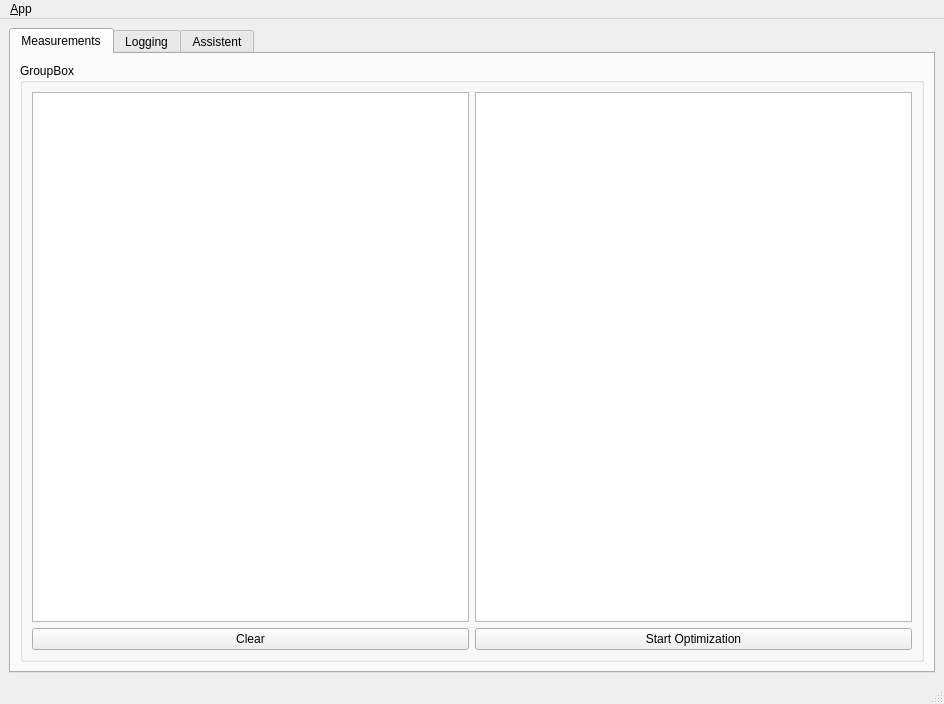
Stefan210/kinematic_calibration, file src/kinematic_calibration_gui/ui/main_window.ui: the form before one commit.
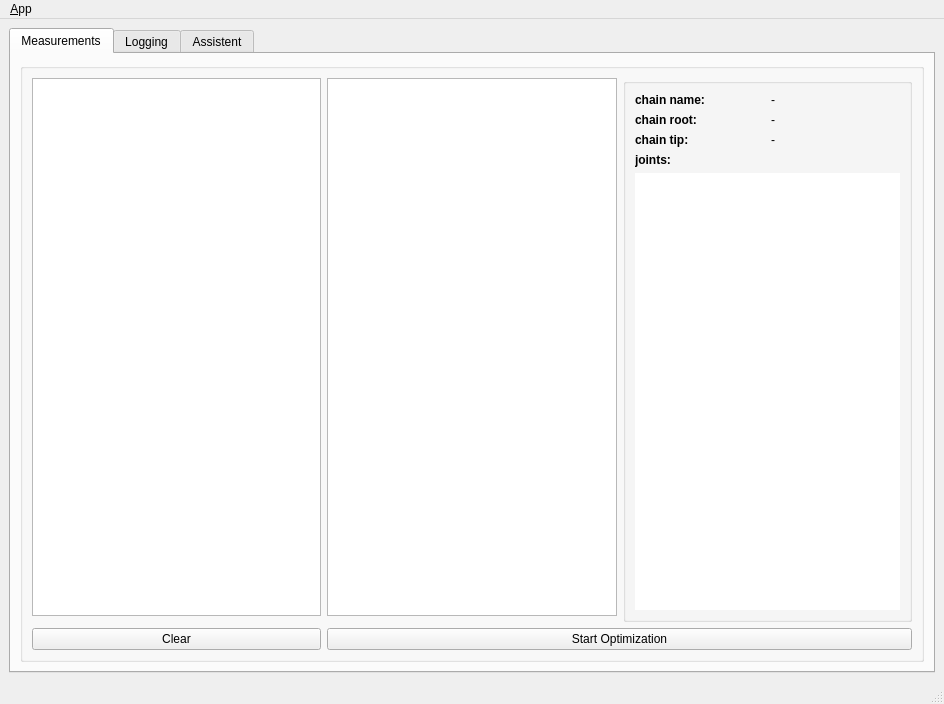
The form after the commit. Icons and pictures are not drawn.

Commit message: Add some features (display further measurement informations) to the GUI.

```diff
--- a/src/kinematic_calibration_gui/ui/main_window.ui
+++ b/src/kinematic_calibration_gui/ui/main_window.ui
@@ -68,7 +68,7 @@
            </size>
           </property>
           <property name="title">
-           <string>GroupBox</string>
+           <string/>
           </property>
           <property name="flat">
            <bool>false</bool>
@@ -77,6 +77,13 @@
            <bool>false</bool>
           </property>
           <layout class="QGridLayout" name="gridLayout_4">
+           <item row="4" column="2" colspan="2">
+            <widget class="QPushButton" name="pushButton_startOptimization">
+             <property name="text">
+              <string>Start Optimization</string>
+             </property>
+            </widget>
+           </item>
            <item row="0" column="1">
             <widget class="QListView" name="listView_measurements">
              <property name="contextMenuPolicy">
@@ -89,25 +96,143 @@
            </item>
            <item row="0" column="2">
             <widget class="QGraphicsView" name="graphicsView">
+             <property name="sizePolicy">
+              <sizepolicy hsizetype="Expanding" vsizetype="Expanding">
+               <horstretch>0</horstretch>
+               <verstretch>0</verstretch>
+              </sizepolicy>
+             </property>
              <property name="contextMenuPolicy">
               <enum>Qt::NoContextMenu</enum>
              </property>
             </widget>
            </item>
-           <item row="2" column="2">
-            <widget class="QPushButton" name="pushButton_startOptimization">
-             <property name="text">
-              <string>Start Optimization</string>
-             </property>
-            </widget>
-           </item>
-           <item row="2" column="1">
+           <item row="4" column="1">
             <widget class="QPushButton" name="pushButton_clear">
              <property name="text">
               <string>Clear</string>
              </property>
             </widget>
            </item>
+           <item row="0" column="3" rowspan="2">
+            <widget class="QGroupBox" name="groupBox_info">
+             <property name="enabled">
+              <bool>true</bool>
+             </property>
+             <property name="sizePolicy">
+              <sizepolicy hsizetype="Expanding" vsizetype="Expanding">
+               <horstretch>0</horstretch>
+               <verstretch>0</verstretch>
+              </sizepolicy>
+             </property>
+             <property name="title">
+              <string/>
+             </property>
+             <property name="alignment">
+              <set>Qt::AlignCenter</set>
+             </property>
+             <property name="flat">
+              <bool>false</bool>
+             </property>
+             <property name="checkable">
+              <bool>false</bool>
+             </property>
+             <layout class="QGridLayout" name="gridLayout">
+              <item row="4" column="0" colspan="2">
+               <widget class="QListWidget" name="listWidget_joints">
+                <property name="frameShape">
+                 <enum>QFrame::NoFrame</enum>
+                </property>
+                <property name="frameShadow">
+                 <enum>QFrame::Plain</enum>
+                </property>
+                <property name="resizeMode">
+                 <enum>QListView::Adjust</enum>
+                </property>
+                <property name="layoutMode">
+                 <enum>QListView::SinglePass</enum>
+                </property>
+                <property name="uniformItemSizes">
+                 <bool>false</bool>
+                </property>
+               </widget>
+              </item>
+              <item row="3" column="0">
+               <widget class="QLabel" name="label">
+                <property name="font">
+                 <font>
+                  <weight>75</weight>
+                  <bold>true</bold>
+                 </font>
+                </property>
+                <property name="text">
+                 <string>joints:</string>
+                </property>
+               </widget>
+              </item>
+              <item row="0" column="0">
+               <widget class="QLabel" name="label_chain_name">
+                <property name="font">
+                 <font>
+                  <weight>75</weight>
+                  <bold>true</bold>
+                 </font>
+                </property>
+                <property name="text">
+                 <string>chain name:</string>
+                </property>
+               </widget>
+              </item>
+              <item row="2" column="0">
+               <widget class="QLabel" name="label_chain_tip">
+                <property name="font">
+                 <font>
+                  <weight>75</weight>
+                  <bold>true</bold>
+                 </font>
+                </property>
+                <property name="text">
+                 <string>chain tip:</string>
+                </property>
+               </widget>
+              </item>
+              <item row="1" column="1">
+               <widget class="QLabel" name="label_chain_root_info">
+                <property name="text">
+                 <string>-</string>
+                </property>
+               </widget>
+              </item>
+              <item row="1" column="0">
+               <widget class="QLabel" name="label_chain_root">
+                <property name="font">
+                 <font>
+                  <weight>75</weight>
+                  <bold>true</bold>
+                 </font>
+                </property>
+                <property name="text">
+                 <string>chain root:</string>
+                </property>
+               </widget>
+              </item>
+              <item row="2" column="1">
+               <widget class="QLabel" name="label_chain_tip_info">
+                <property name="text">
+                 <string>-</string>
+                </property>
+               </widget>
+              </item>
+              <item row="0" column="1">
+               <widget class="QLabel" name="label_chain_name_info">
+                <property name="text">
+                 <string>-</string>
+                </property>
+               </widget>
+              </item>
+             </layout>
+            </widget>
+           </item>
           </layout>
          </widget>
         </item>
```
Left out of the diff: 9 changed lines with no effect on the pictures. The commit also changes 7 other files.
